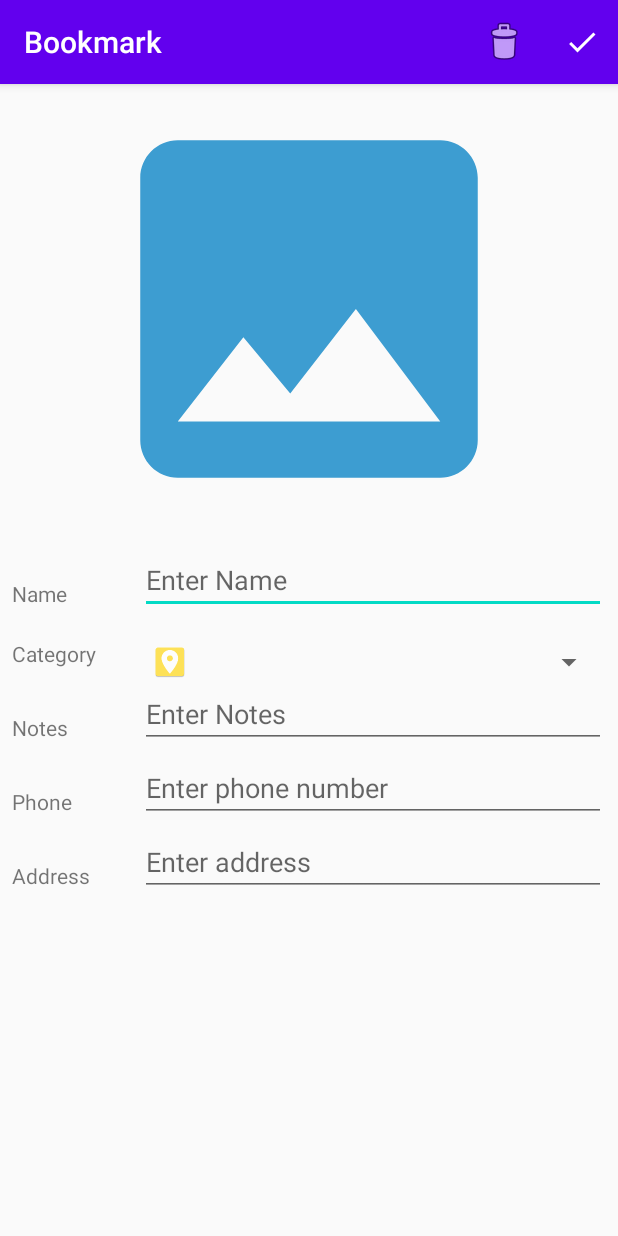
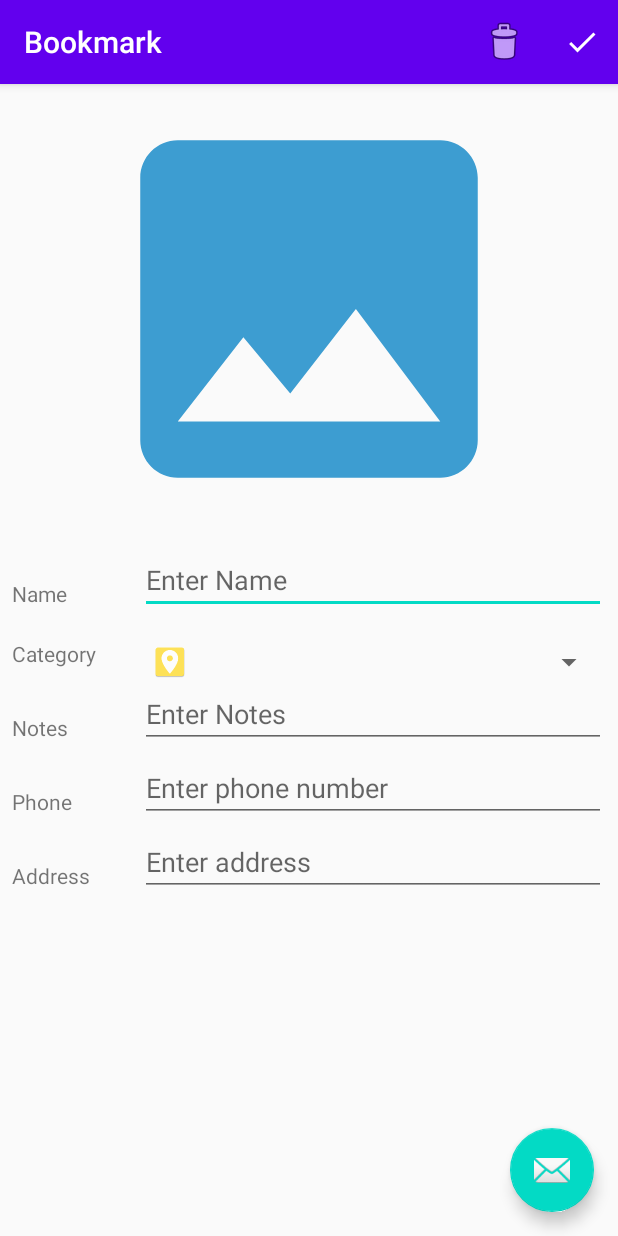
Before and after one commit to aflahu/android-kotlin-PlaceBook, an Android app: the BookmarkDetailsActivity screen opened directly, with no data from a screen before it, on a phone screen of 412 x 824 dp. Run offline under Robolectric (Android 15) with nearby library versions, the phone set to English and light mode, and no system bars; our stand-ins replace Room's generated code; 1 statement that could not run was skipped.

Commit message:
add sharing bookmarks

```diff
--- a/app/src/main/res/layout/activity_bookmark_details.xml
+++ b/app/src/main/res/layout/activity_bookmark_details.xml
@@ -1,7 +1,11 @@
 <?xml version="1.0" encoding="utf-8"?>
-<LinearLayout xmlns:android="http://schemas.android.com/apk/res/android"
+<FrameLayout xmlns:android="http://schemas.android.com/apk/res/android"
     xmlns:app="http://schemas.android.com/apk/res-auto"
     xmlns:tools="http://schemas.android.com/tools"
+    android:layout_width="match_parent"
+    android:layout_height="match_parent">
+
+    <LinearLayout
         android:layout_width="match_parent"
         android:layout_height="match_parent"
         android:orientation="vertical">
@@ -146,3 +150,12 @@
 
 
     </LinearLayout>
+
+    <com.google.android.material.floatingactionbutton.FloatingActionButton
+        android:id="@+id/fab"
+        android:layout_width="wrap_content"
+        android:layout_height="wrap_content"
+        android:layout_gravity="bottom|end"
+        android:layout_margin="16dp"
+        app:srcCompat="@android:drawable/ic_dialog_email" />
+</FrameLayout>
```
Also changed, not shown: app/src/main/java/com/example/placebook/ui/BookmarkDetailsActivity.kt (+31 -0 lines), app/src/main/java/com/example/placebook/viewmodel/BookmarkDetailsViewModel.kt (+9 -2 lines). Lines whose indentation alone changed are shown as unchanged.
